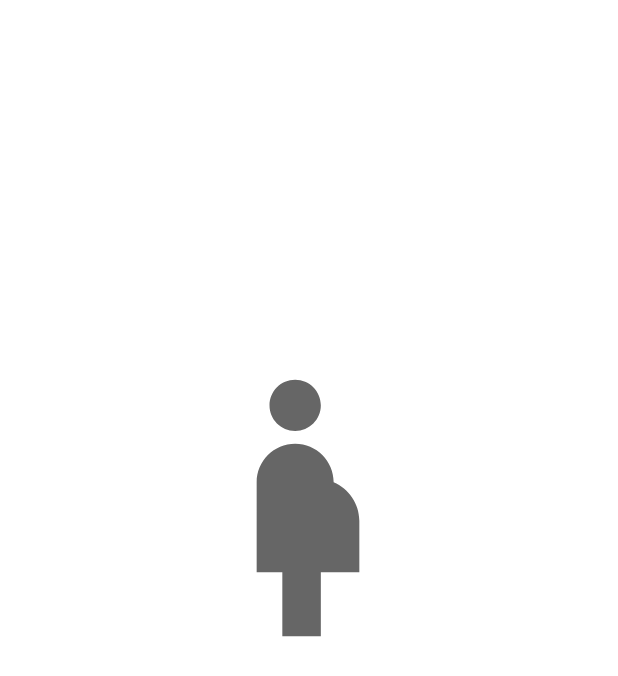
After one commit to cubby02/PROO, an Android app: the SplashScreen screen opened directly, with no data from a screen before it, on a phone screen of 412 x 824 dp. The commit adds this screen. Shown: the top 676 px of the screen. Run offline under Robolectric (Android 15) with nearby library versions, the phone set to English and light mode, and no system bars; our stand-ins replace Firebase (no records; nobody signed in at launch, a user with empty details on screens opened directly).

Commit message:
splash screen

```diff
--- /dev/null
+++ b/app/src/main/java/com/cubbysulotions/proo/SplashScreen.java
@@ -0,0 +1,40 @@
+package com.cubbysulotions.proo;
+
+import androidx.appcompat.app.AppCompatActivity;
+
+import android.content.Intent;
+import android.os.Bundle;
+import android.os.Handler;
+
+import com.cubbysulotions.proo.LoginSignupScreen.WelcomeActivity;
+import com.cubbysulotions.proo.Models.Home;
+import com.google.firebase.auth.FirebaseAuth;
+import com.google.firebase.auth.FirebaseUser;
+
+public class SplashScreen extends AppCompatActivity {
+
+    @Override
+    protected void onCreate(Bundle savedInstanceState) {
+        super.onCreate(savedInstanceState);
+        setContentView(R.layout.activity_splash_screen);
+
+        new Handler().postDelayed(new Runnable() {
+            @Override
+            public void run() {
+                FirebaseAuth firebaseAuth = FirebaseAuth.getInstance();
+                FirebaseUser firebaseUser = firebaseAuth.getCurrentUser();
+                if(firebaseUser != null){
+                    Intent intent = new Intent(SplashScreen.this, MainActivity.class);
+                    intent.setFlags(Intent.FLAG_ACTIVITY_NEW_TASK);
+                    startActivity(intent);
+                    finish();
+                }else {
+                    Intent homeScreen = new Intent(SplashScreen.this, WelcomeActivity.class);
+                    startActivity(homeScreen);
+
+                    finish();
+                }
+            }
+        }, 4*1000);
+    }
+}
--- /dev/null
+++ b/app/src/main/res/drawable/ic_baseline_pregnant_woman_24.xml
@@ -0,0 +1,10 @@
+<vector xmlns:android="http://schemas.android.com/apk/res/android"
+    android:width="24dp"
+    android:height="24dp"
+    android:viewportWidth="24"
+    android:viewportHeight="24"
+    android:tint="?attr/colorControlNormal">
+  <path
+      android:fillColor="@android:color/white"
+      android:pathData="M9,4c0,-1.11 0.89,-2 2,-2s2,0.89 2,2s-0.89,2 -2,2S9,5.11 9,4zM16,13c-0.01,-1.34 -0.83,-2.51 -2,-3c0,-1.66 -1.34,-3 -3,-3s-3,1.34 -3,3v7h2v5h3v-5h3V13z"/>
+</vector>
--- a/app/src/main/res/layout/activity_main.xml
+++ b/app/src/main/res/layout/activity_main.xml
@@ -15,7 +15,7 @@
             android:id="@+id/txtHelloUser"
             android:layout_width="wrap_content"
             android:layout_height="wrap_content"
-            android:text="Hello, User!"
+            android:text="Welcome!"
             android:textSize="20sp"
             android:textColor="@color/black"
             android:layout_marginTop="10dp"
--- /dev/null
+++ b/app/src/main/res/layout/activity_splash_screen.xml
@@ -0,0 +1,20 @@
+<?xml version="1.0" encoding="utf-8"?>
+<androidx.constraintlayout.widget.ConstraintLayout xmlns:android="http://schemas.android.com/apk/res/android"
+    xmlns:app="http://schemas.android.com/apk/res-auto"
+    xmlns:tools="http://schemas.android.com/tools"
+    android:layout_width="match_parent"
+    android:layout_height="match_parent"
+    tools:context=".SplashScreen">
+
+    <ImageView
+        android:id="@+id/imageView8"
+        android:layout_width="248dp"
+        android:layout_height="205dp"
+        android:layout_marginTop="236dp"
+        app:layout_constraintEnd_toEndOf="parent"
+        app:layout_constraintHorizontal_bias="0.496"
+        app:layout_constraintStart_toStartOf="parent"
+        app:layout_constraintTop_toTopOf="parent"
+        app:srcCompat="@drawable/ic_baseline_pregnant_woman_24" />
+
+</androidx.constraintlayout.widget.ConstraintLayout>
--- a/build.gradle
+++ b/build.gradle
@@ -5,7 +5,7 @@ buildscript {
         mavenCentral()
     }
     dependencies {
-        classpath 'com.android.tools.build:gradle:7.0.4'
+        classpath 'com.android.tools.build:gradle:7.0.3'
         classpath 'com.google.gms:google-services:4.3.13'
 
         // NOTE: Do not place your application dependencies here; they belong
```
Also changed, not shown: app/src/main/AndroidManifest.xml (+8 -4 lines), app/src/main/java/com/cubbysulotions/proo/Models/Home.java (added, +31 -0 lines), gradle/wrapper/gradle-wrapper.properties.
